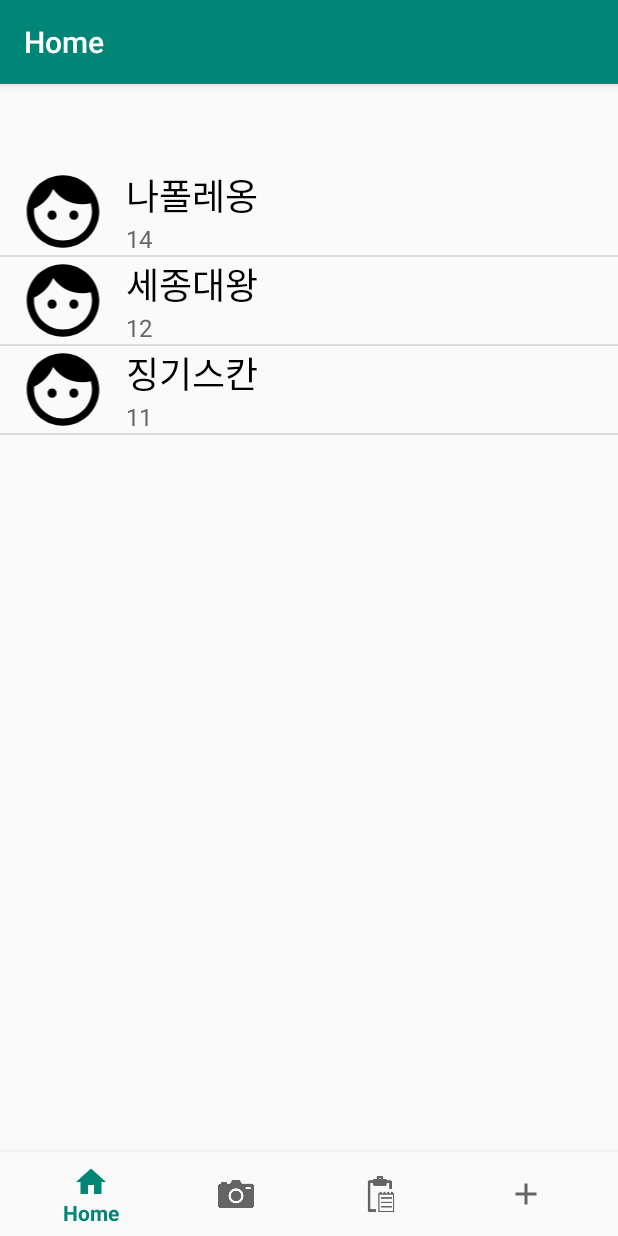
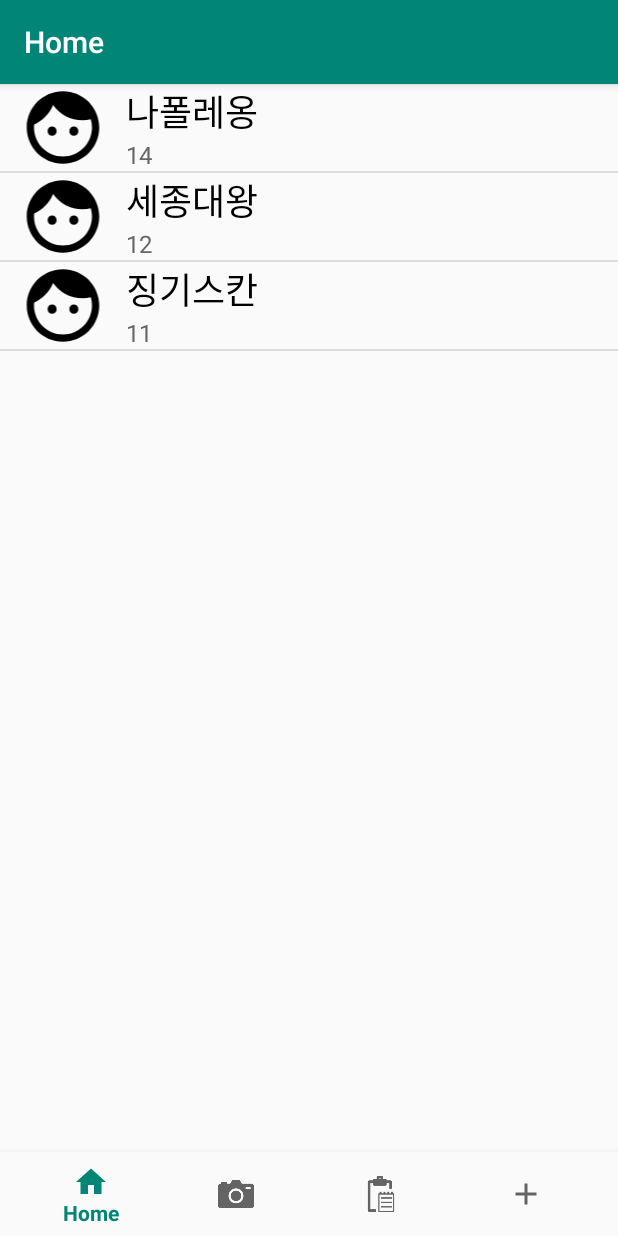
Before and after one commit to kimbeopseong/Puppy, an Android app: the MainActivity screen opened directly, with no data from a screen before it, on a phone screen of 412 x 824 dp. Run offline under Robolectric (Android 15) with nearby library versions, the phone set to English and light mode, and no system bars; our stand-ins replace navigation-ui.

Commit message:
delete padding top

```diff
--- a/app/src/main/res/layout/activity_main.xml
+++ b/app/src/main/res/layout/activity_main.xml
@@ -3,8 +3,7 @@
     xmlns:app="http://schemas.android.com/apk/res-auto"
     android:id="@+id/container"
     android:layout_width="match_parent"
-    android:layout_height="match_parent"
-    android:paddingTop="?attr/actionBarSize">
+    android:layout_height="match_parent">
 
     <com.google.android.material.bottomnavigation.BottomNavigationView
         android:id="@+id/nav_view"
--- a/app/src/main/res/layout/fragment_home.xml
+++ b/app/src/main/res/layout/fragment_home.xml
@@ -4,7 +4,6 @@
     android:layout_width="match_parent"
     android:layout_height="match_parent"
     android:paddingBottom="@dimen/activity_vertical_margin"
-    android:paddingTop="@dimen/activity_vertical_margin"
     android:paddingLeft="@dimen/activity_horizontal_margin"
     android:paddingRight="@dimen/activity_horizontal_margin"
     app:layout_behavior="@string/appbar_scrolling_view_behavior">
```
